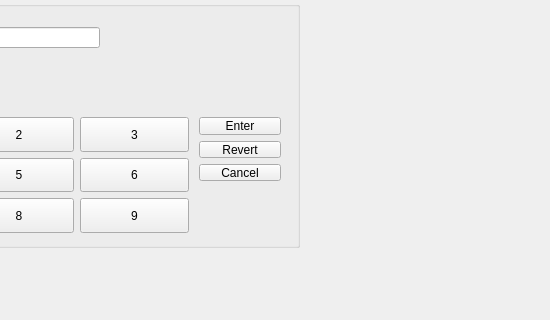
This is DLLPinCode/pincode.ui in JereKortesalmi/BankProject as Qt 5 draws it before an edit; both pictures show x 581 to 1131 and y 303 to 623 of the 1131 by 749 pixel window. The edited form follows.
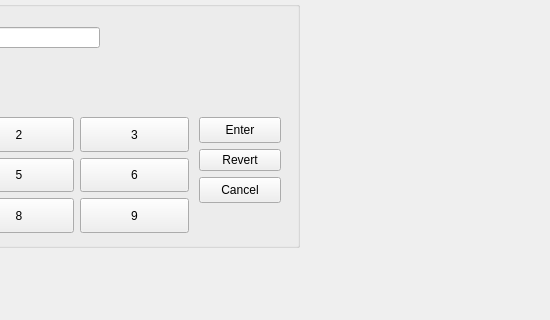
This is the edited form.

The edit to the form file:
```diff
--- a/DLLPinCode/pincode.ui
+++ b/DLLPinCode/pincode.ui
@@ -305,7 +305,7 @@
       <x>360</x>
       <y>130</y>
       <width>82</width>
-      <height>64</height>
+      <height>86</height>
      </rect>
     </property>
     <property name="sizePolicy">
```
